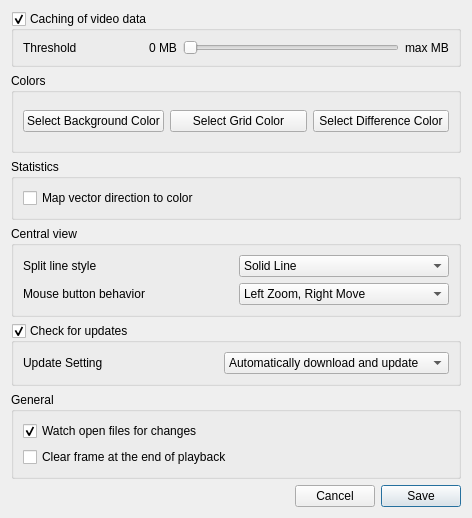
IENT/YUView, file ui/settingswindow.ui: the form before one commit.
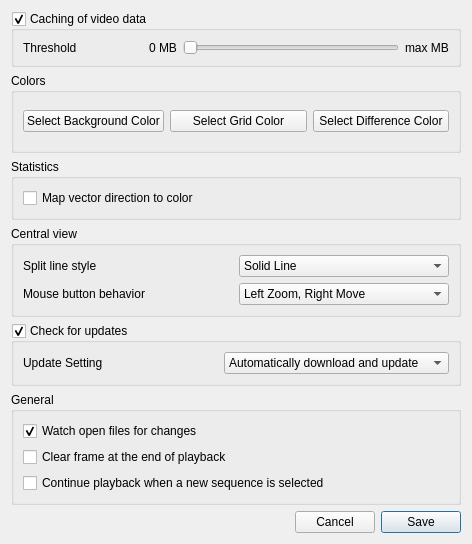
The form after the commit.

Commit message: Feature request: Playback can continue when a new sequence is selected (switchable in the settings)

```diff
--- a/ui/settingswindow.ui
+++ b/ui/settingswindow.ui
@@ -13,7 +13,7 @@
     <x>0</x>
     <y>0</y>
     <width>470</width>
-    <height>477</height>
+    <height>500</height>
    </rect>
   </property>
   <property name="sizePolicy">
@@ -269,6 +269,13 @@
           </property>
          </widget>
         </item>
+        <item>
+         <widget class="QCheckBox" name="playbackContinueNewSequenceCheckBox">
+          <property name="text">
+           <string>Continue playback when a new sequence is selected</string>
+          </property>
+         </widget>
+        </item>
        </layout>
       </widget>
      </item>
```
The commit also changes 2 other files.
